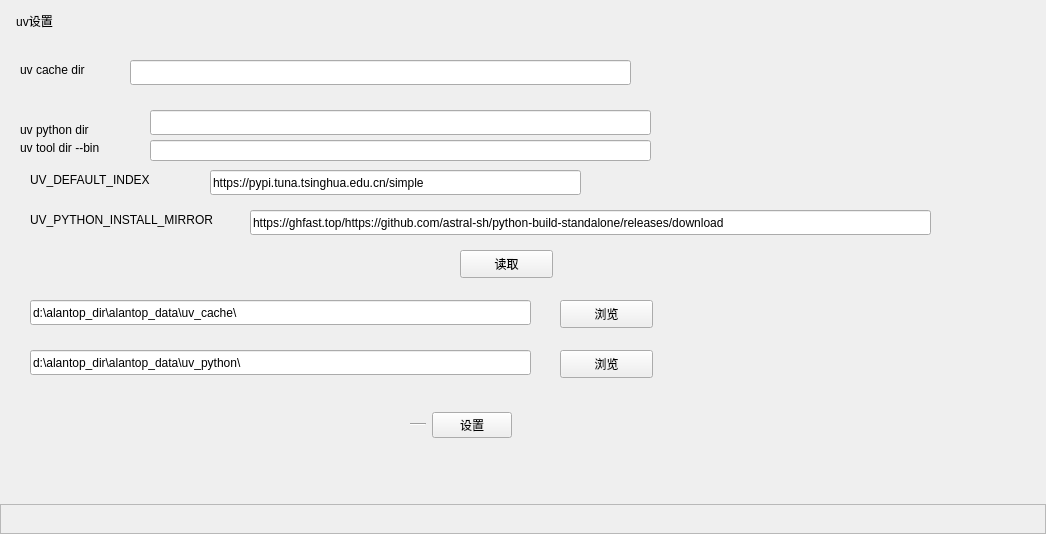
Old version of the form uv.ui in the repository alantop0720/alantop_config.
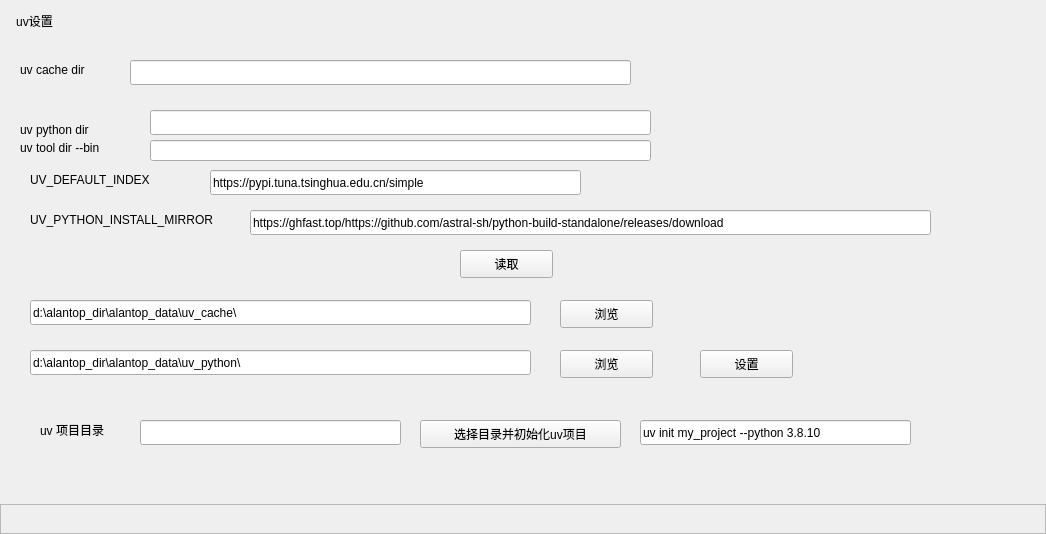
New version of the form.

Commit message:
feat(uv setup): add select dir and init uv project function
新增选择目录并初始化uv项目的功能，包括添加对应按钮、槽函数，调整UI布局，引入标准路径获取桌面目录作为默认路径，实现命令执行和状态反馈。

Patch:
```diff
--- a/uv.ui
+++ b/uv.ui
@@ -192,38 +192,6 @@
     <string>读取</string>
    </property>
   </widget>
-  <widget class="QWidget" name="layoutWidget">
-   <property name="geometry">
-    <rect>
-     <x>410</x>
-     <y>410</y>
-     <width>102</width>
-     <height>30</height>
-    </rect>
-   </property>
-   <layout class="QHBoxLayout" name="horizontalLayout">
-    <item>
-     <widget class="Line" name="line">
-      <property name="sizePolicy">
-       <sizepolicy hsizetype="Expanding" vsizetype="Fixed">
-        <horstretch>0</horstretch>
-        <verstretch>0</verstretch>
-       </sizepolicy>
-      </property>
-      <property name="orientation">
-       <enum>Qt::Horizontal</enum>
-      </property>
-     </widget>
-    </item>
-    <item>
-     <widget class="QPushButton" name="pushButton_set">
-      <property name="text">
-       <string>设置</string>
-      </property>
-     </widget>
-    </item>
-   </layout>
-  </widget>
   <widget class="QLabel" name="statusLabel">
    <property name="geometry">
     <rect>
@@ -266,6 +234,68 @@
     </rect>
    </property>
   </widget>
+  <widget class="QPushButton" name="pushButton_set">
+   <property name="geometry">
+    <rect>
+     <x>700</x>
+     <y>350</y>
+     <width>93</width>
+     <height>28</height>
+    </rect>
+   </property>
+   <property name="text">
+    <string>设置</string>
+   </property>
+  </widget>
+  <widget class="QLineEdit" name="lineEdit_project_dir">
+   <property name="geometry">
+    <rect>
+     <x>140</x>
+     <y>420</y>
+     <width>261</width>
+     <height>25</height>
+    </rect>
+   </property>
+  </widget>
+  <widget class="QLabel" name="label_6">
+   <property name="geometry">
+    <rect>
+     <x>40</x>
+     <y>420</y>
+     <width>171</width>
+     <height>19</height>
+    </rect>
+   </property>
+   <property name="text">
+    <string>uv 项目目录</string>
+   </property>
+  </widget>
+  <widget class="QLineEdit" name="lineEdit_uv_init">
+   <property name="geometry">
+    <rect>
+     <x>640</x>
+     <y>420</y>
+     <width>271</width>
+     <height>25</height>
+    </rect>
+   </property>
+   <property name="text">
+    <string>uv init my_project --python 3.8.10</string>
+   </property>
+  </widget>
+  <widget class="QPushButton" name="pushButton_select_dir">
+   <property name="geometry">
+    <rect>
+     <x>420</x>
+     <y>420</y>
+     <width>201</width>
+     <height>28</height>
+    </rect>
+   </property>
+   <property name="text">
+    <string>选择目录并初始化uv项目</string>
+   </property>
+  </widget>
  </widget>
  <resources/>
  <connections/>
```
The commit also changes 2 other files.
